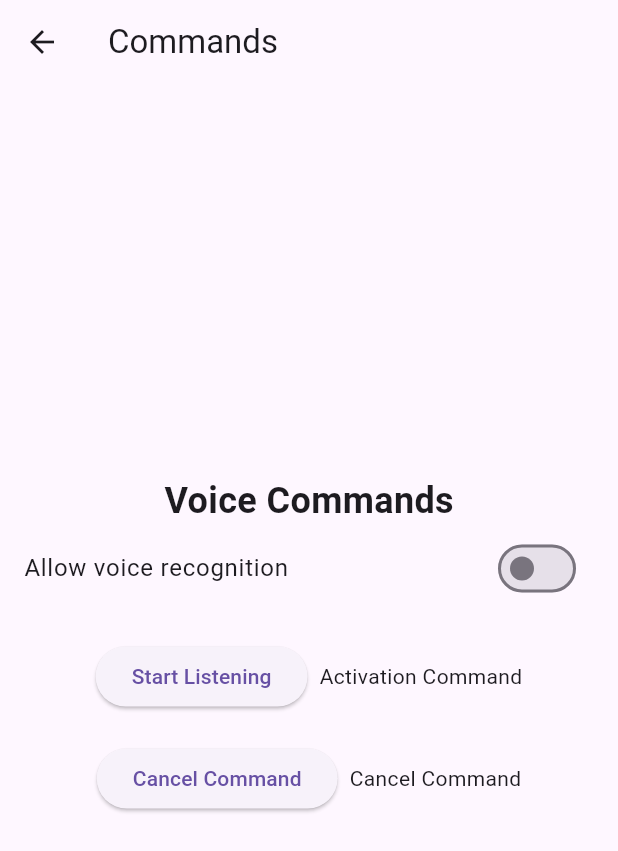
After one commit to eses-git/caregiver_alert, a Flutter app: the SettingsScreen screen opened directly, after a tap on "Go to Commands", on a phone screen of 412 x 824 dp. The commit adds this screen. Shown: the top 851 px of the screen. Run offline on Flutter 3.47's test engine with Material 3 defaults, Android fonts, the phone set to English and light mode, and no system bars; our stand-ins replace flutter_secure_storage, permission_handler, shared_preferences, speech_to_text, sqflite; missing offline and left inert: ed25519_key_pair; accounts and stored records are empty.

Commit message:
Added functionality to settings of getting voice commands

```diff
--- a/lib/classes/settings.dart
+++ b/lib/classes/settings.dart
@@ -8,7 +8,8 @@ class Settings {
   bool viaSMS = false;
   bool viaTelegram = false;
   bool viaAPP = false;
-
+  String voiceCmdActivate="";
+  String voiceCmdCancel="";
   // Secure Storage instance
   final FlutterSecureStorage secureStorage = FlutterSecureStorage();
 
@@ -29,6 +30,20 @@ class Settings {
     isLocationPermission = value;
     print("isLocationPermission after update: $isLocationPermission");
   }
+
+  // Function to update and save the location permission setting
+  Future<void> setVoiceCmdActivate(String value) async {
+    await secureStorage.write(key: 'voiceCmdActivate', value: '$value');
+    voiceCmdActivate = value;
+    print("Voice command: $voiceCmdActivate");
+  }
+  // Function to update and save the location permission setting
+  Future<void> setVoiceCmdCancel(String value) async {
+    await secureStorage.write(key: 'voiceCmdCancel', value: '$value');
+    voiceCmdCancel = value;
+    print("Voice command: $voiceCmdCancel");
+  }
+
 
   // Similar functions can be added for other settings
   Future<void> setIsVoiceRecognition(bool value) async {
--- /dev/null
+++ b/lib/screens/command.dart
@@ -0,0 +1,171 @@
+import 'package:flutter/material.dart';
+import 'package:speech_to_text/speech_to_text.dart' as stt;
+import '../fn/voice_command.dart';
+import '../fn/voice_recognition.dart';
+import 'settings.dart'; // Import the settings screen
+import '../classes/settings.dart';
+
+class CommandsScreen extends StatefulWidget {
+  @override
+  _CommandsScreenState createState() => _CommandsScreenState();
+}
+
+class _CommandsScreenState extends State<CommandsScreen> {
+  stt.SpeechToText _speech = stt.SpeechToText();
+  final Settings settings = Settings();
+  bool _isListening = false;
+  bool _isListeningForCancel = false;
+  String _commandText = '';
+  String _cancelCommandText = '';
+  bool _isVoiceRecognition = false;
+
+  @override
+  void initState() {
+    super.initState();
+    _speech = stt.SpeechToText();
+  }
+
+  void _startListening() async {
+    bool available = await _speech.initialize(
+      onStatus: (status) => print('Speech status: $status'),
+      onError: (error) => print('Speech error: $error'),
+    );
+    if (available) {
+      setState(() {
+        _isListening = true;
+      });
+      _speech.listen(onResult: (val) {
+        setState(() {
+          _commandText = val.recognizedWords;
+        });
+      });
+    } else {
+      setState(() => _isListening = false);
+    }
+  }
+  // Asynchronous method to load settings
+  Future<void> _loadSettings() async {
+    await settings.loadSettings();
+    setState(() {
+      _isVoiceRecognition = settings.isVoiceRecognition;
+
+    });
+  }
+
+  void _stopListening() {
+    _speech.stop();
+    setState(() {
+      _isListening = false;
+    });
+    print("command voice: $_commandText");
+    setVoiceCmdActivate(_commandText);
+  }
+
+  void _startListeningForCancel() async {
+    bool available = await _speech.initialize(
+      onStatus: (status) => print('Speech status: $status'),
+      onError: (error) => print('Speech error: $error'),
+    );
+    if (available) {
+      setState(() {
+        _isListeningForCancel = true;
+      });
+      _speech.listen(onResult: (val) {
+        setState(() {
+          _cancelCommandText = val.recognizedWords;
+        });
+      });
+    } else {
+      setState(() => _isListeningForCancel = false);
+    }
+  }
+
+  void _stopListeningForCancel() {
+    _speech.stop();
+    setState(() {
+      _isListeningForCancel = false;
+    });
+    print("cancel command voice: $_cancelCommandText");
+    setVoiceCmdCancel(_cancelCommandText);
+  }
+
+  @override
+  Widget build(BuildContext context) {
+    return Scaffold(
+      appBar: AppBar(
+        title: Text('Commands'),
+        leading: IconButton(
+          icon: Icon(Icons.arrow_back),
+          onPressed: () {
+            Navigator.push(
+              context,
+              MaterialPageRoute(builder: (context) => SettingsScreen()),
+            );
+          },
+        ),
+      ),
+      body: Center(
+        child: Column(
+          mainAxisAlignment: MainAxisAlignment.center,
+          children: [
+            Text(
+              'Voice Commands',
+              style: TextStyle(fontSize: 24, fontWeight: FontWeight.bold),
+            ),
+            SwitchListTile(
+              title: Text('Allow voice recognition'),
+              value: _isVoiceRecognition,
+              onChanged: (newValueVoice) async {
+                setState(() {
+                  _isVoiceRecognition = newValueVoice;
+                });
+                await allowVoiceRecognition(newValueVoice);
+              },
+            ),
+            SizedBox(height: 20),
+            Row(
+              mainAxisAlignment: MainAxisAlignment.center,
+              children: [
+                ElevatedButton(
+                  onPressed: _isListening ? _stopListening : _startListening,
+                  child: Text(_isListening ? 'Stop Listening' : 'Start Listening'),
+                ),
+                if (!_isListening)
+                  Padding(
+                    padding: const EdgeInsets.only(left: 8.0),
+                    child: Text('Activation Command'),
+                  ),
+              ],
+            ),
+            SizedBox(height: 20),
+            Row(
+              mainAxisAlignment: MainAxisAlignment.center,
+              children: [
+                ElevatedButton(
+                  onPressed: _isListeningForCancel ? _stopListeningForCancel : _startListeningForCancel,
+                  child: Text(_isListeningForCancel ? 'Stop Listening' : 'Cancel Command'),
+                ),
+                if (!_isListeningForCancel)
+                  Padding(
+                    padding: const EdgeInsets.only(left: 8.0),
+                    child: Text('Cancel Command'),
+                  ),
+              ],
+            ),
+            SizedBox(height: 20),
+            if (_commandText.isNotEmpty)
+              Text(
+                'Recognized Command: $_commandText',
+                style: TextStyle(fontSize: 16, fontWeight: FontWeight.bold),
+              ),
+            if (_cancelCommandText.isNotEmpty)
+              Text(
+                'Recognized Cancel Command: $_cancelCommandText',
+                style: TextStyle(fontSize: 16, fontWeight: FontWeight.bold),
+              ),
+          ],
+        ),
+      ),
+    );
+  }
+}
--- a/lib/screens/settings.dart
+++ b/lib/screens/settings.dart
@@ -1,13 +1,15 @@
 import 'package:flutter/material.dart';
 import '../fn/location.dart';
 import '../fn/sms.dart';
-import '../fn/voice_recognition.dart'; // Adjust import if not needed
 import '../classes/settings.dart';
 import '../fn/recording.dart';
 import '../fn/whatsapp.dart';
 import '../fn/telegram.dart';
 import '../fn/app.dart';
+import '../fn/voice_command.dart';
 import 'package:flutter_secure_storage/flutter_secure_storage.dart';
+import 'package:speech_to_text/speech_to_text.dart' as stt;
+import 'command.dart'; // Import the commands screen
 
 class SettingsScreen extends StatefulWidget {
   @override
@@ -17,17 +19,22 @@ class SettingsScreen extends StatefulWidget {
 class _SettingsScreenState extends State<SettingsScreen> {
   final Settings settings = Settings();
   bool _isLocation = false;
-  bool _isVoiceRecognition =false;
-  bool _isRecordingPermission =false;
+  bool _isRecordingPermission = false;
   bool _viaWhatsApp = false;
   bool _viaSMS = false;
   bool _viaTelegram = false;
-  bool _viaAPP =false;
+  bool _viaAPP = false;
+
+  // For speech recognition
+  stt.SpeechToText _speech = stt.SpeechToText(); // Initialize here
+  bool _isListening = false;
+  String _commandText = '';
 
   @override
   void initState() {
     super.initState();
     _loadSettings();
+    _speech = stt.SpeechToText();
   }
 
   // Asynchronous method to load settings
@@ -35,7 +42,6 @@ class _SettingsScreenState extends State<SettingsScreen> {
     await settings.loadSettings();
     setState(() {
       _isLocation = settings.isLocationPermission;
-      _isVoiceRecognition = settings.isVoiceRecognition;
       _isRecordingPermission = settings.isRecordingPermission;
       _viaWhatsApp = settings.viaWhatsApp;
       _viaSMS = settings.viaSMS;
@@ -43,6 +49,41 @@ class _SettingsScreenState extends State<SettingsScreen> {
       _viaAPP = settings.viaAPP;
     });
   }
+
+  void _handleCommand(String command) {
+    if (command.contains('location')) {
+      setState(() {
+        _isLocation = !_isLocation;
+      });
+      allowLocation(context, _isLocation);
+    }  else if (command.contains('recording')) {
+      setState(() {
+        _isRecordingPermission = !_isRecordingPermission;
+      });
+      allowVoiceRecording(context, _isRecordingPermission);
+    } else if (command.contains('WhatsApp')) {
+      setState(() {
+        _viaWhatsApp = !_viaWhatsApp;
+      });
+      allowWhatsApp(_viaWhatsApp);
+    } else if (command.contains('SMS')) {
+      setState(() {
+        _viaSMS = !_viaSMS;
+      });
+      allowSMS(_viaSMS);
+    } else if (command.contains('Telegram')) {
+      setState(() {
+        _viaTelegram = !_viaTelegram;
+      });
+      allowTelegram(_viaTelegram);
+    } else if (command.contains('app')) {
+      setState(() {
+        _viaAPP = !_viaAPP;
+      });
+      allowAPP(_viaAPP);
+    }
+  }
+
 
   @override
   Widget build(BuildContext context) {
@@ -58,9 +99,7 @@ class _SettingsScreenState extends State<SettingsScreen> {
               'My Awesome App Settings',
               style: TextStyle(fontSize: 24, fontWeight: FontWeight.bold),
             ),
-            SizedBox(height: 20), // Add some spacing
-
-
+            SizedBox(height: 20),
             SwitchListTile(
               title: Text('Allow location'),
               value: _isLocation,
@@ -68,21 +107,10 @@ class _SettingsScreenState extends State<SettingsScreen> {
                 setState(() {
                   _isLocation = newValueLocalization;
                 });
-                // Update the setting in secure storage
                 await allowLocation(context, newValueLocalization);
               },
             ),
-            SwitchListTile(
-              title: Text('Allow voice recogition'),
-              value: _isVoiceRecognition,
-              onChanged: (newValueVoice) async {
-                setState(() {
-                  _isVoiceRecognition = newValueVoice;
-                });
-                // Update the setting in secure storage
-                await allowVoiceRecognition(newValueVoice);
-              },
-            ),
+
             SwitchListTile(
               title: Text('Allow recording'),
               value: _isRecordingPermission,
@@ -90,7 +118,6 @@ class _SettingsScreenState extends State<SettingsScreen> {
                 setState(() {
                   _isRecordingPermission = newValueRecording;
                 });
-                // Update the setting in secure storage
                 await allowVoiceRecording(context, newValueRecording);
               },
             ),
@@ -101,7 +128,6 @@ class _SettingsScreenState extends State<SettingsScreen> {
                 setState(() {
                   _viaWhatsApp = newViaWhatsApp;
                 });
-                // Update the setting in secure storage
                 await allowWhatsApp(newViaWhatsApp);
               },
             ),
@@ -112,7 +138,6 @@ class _SettingsScreenState extends State<SettingsScreen> {
                 setState(() {
                   _viaSMS = newViaSMS;
                 });
-                // Update the setting in secure storage
                 await allowSMS(newViaSMS);
               },
             ),
@@ -123,7 +148,6 @@ class _SettingsScreenState extends State<SettingsScreen> {
                 setState(() {
                   _viaTelegram = newViaTelegram;
                 });
-                // Update the setting in secure storage
                 await allowTelegram(newViaTelegram);
               },
             ),
@@ -134,9 +158,20 @@ class _SettingsScreenState extends State<SettingsScreen> {
                 setState(() {
                   _viaAPP = newViaAPP;
                 });
-                // Update the setting in secure storage
                 await allowAPP(newViaAPP);
               },
+            ),
+            SizedBox(height: 20),
+
+
+            ElevatedButton(
+              onPressed: () {
+                Navigator.push(
+                  context,
+                  MaterialPageRoute(builder: (context) => CommandsScreen()),
+                );
+              },
+              child: Text('Go to Commands'),
             ),
           ],
         ),
--- a/pubspec.yaml
+++ b/pubspec.yaml
@@ -43,6 +43,7 @@ dependencies:
   sqflite_common_ffi: ^2.0.0
   cryptography_flutter: ^2.3.2
   permission_handler: ^11.1.0
+  speech_to_text: ^5.6.0
 
 
   # The following adds the Cupertino Icons font to your application.
```
Also changed, not shown: lib/fn/voice_command.dart (added, +19 -0 lines), lib/fn/voice_recognition.dart (line endings or trailing spaces), pubspec.lock, 2 other files. Lines whose indentation alone changed are shown as unchanged.
